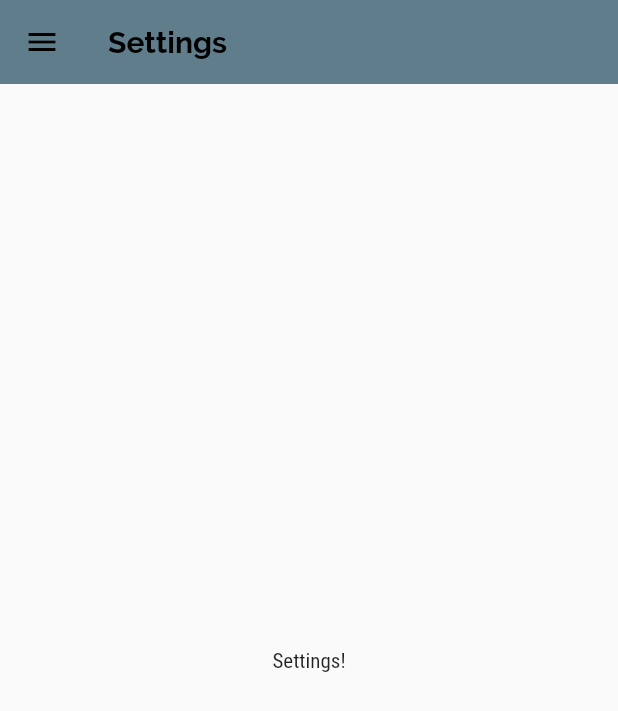
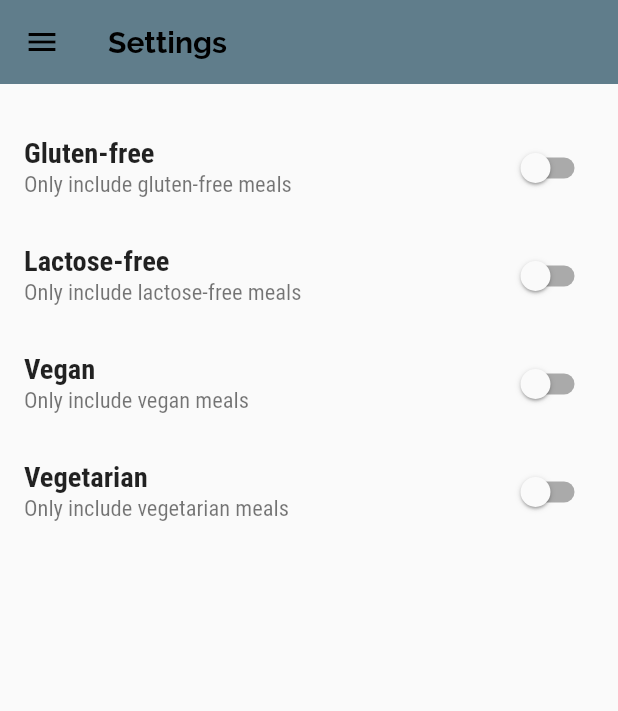
Before and after one commit to MoyinShabi/recipe-ranger-app, a Flutter app: the SettingsScreen screen opened by its route, on a phone screen of 412 x 824 dp. Shown: the top 711 px of the screen. Run offline on Flutter 3.47's test engine with Material 2 defaults, Android fonts, the phone set to English and light mode, and no system bars.

Commit message:
Implemented basic SettingsScreen UI

```diff
--- a/lib/screens/settings_screen.dart
+++ b/lib/screens/settings_screen.dart
@@ -1,22 +1,114 @@
 import 'package:flutter/material.dart';
 import 'package:recipe_ranger_app/widgets/main_drawer.dart';
 
-class SettingsScreen extends StatelessWidget {
+class SettingsScreen extends StatefulWidget {
   const SettingsScreen({super.key});
 
   static const routeName = '/settings';
 
   @override
+  State<SettingsScreen> createState() => _SettingsScreenState();
+}
+
+class _SettingsScreenState extends State<SettingsScreen> {
+  bool _glutenFree = false;
+  bool _vegetarian = false;
+  bool _vegan = false;
+  bool _lactoseFree = false;
+
+  @override
   Widget build(BuildContext context) {
     return Scaffold(
-      appBar: AppBar(
-        elevation: 0,
-        title: const Text('Settings'),
+        appBar: AppBar(
+          elevation: 0,
+          title: const Text('Settings'),
+        ),
+        drawer: const MainDrawer(),
+        body: Column(
+          children: [
+            const SizedBox(
+              height: 20,
+            ),
+            Expanded(
+              child: ListView(
+                children: [
+                  _SettingSwitch(
+                    settingTitle: 'Gluten-free',
+                    settingDescription: 'Only include gluten-free meals',
+                    currentValue: _glutenFree,
+                    updateValue: (newValue) {
+                      setState(() {
+                        _glutenFree = newValue;
+                      });
+                    },
+                  ),
+                  _SettingSwitch(
+                    settingTitle: 'Lactose-free',
+                    settingDescription: 'Only include lactose-free meals',
+                    currentValue: _lactoseFree,
+                    updateValue: (newValue) {
+                      setState(() {
+                        _lactoseFree = newValue;
+                      });
+                    },
+                  ),
+                  _SettingSwitch(
+                    settingTitle: 'Vegan',
+                    settingDescription: 'Only include vegan meals',
+                    currentValue: _vegan,
+                    updateValue: (newValue) {
+                      setState(() {
+                        _vegan = newValue;
+                      });
+                    },
+                  ),
+                  _SettingSwitch(
+                    settingTitle: 'Vegetarian',
+                    settingDescription: 'Only include vegetarian meals',
+                    currentValue: _vegetarian,
+                    updateValue: (newValue) {
+                      setState(() {
+                        _vegetarian = newValue;
+                      });
+                    },
+                  ),
+                ],
+              ),
+            ),
+          ],
+        ));
+  }
+}
+
+class _SettingSwitch extends StatelessWidget {
+  final String settingTitle;
+  final String settingDescription;
+  final bool currentValue;
+  final void Function(bool) updateValue;
+
+  const _SettingSwitch({
+    required this.settingTitle,
+    required this.settingDescription,
+    required this.currentValue,
+    required this.updateValue,
+  });
+
+  @override
+  Widget build(BuildContext context) {
+    return SwitchListTile(
+      title: Text(
+        settingTitle,
+        style: const TextStyle(
+          fontSize: 19,
+          fontWeight: FontWeight.bold,
+        ),
       ),
-      drawer: const MainDrawer(),
-      body: const Center(
-        child: Text('Settings!'),
+      subtitle: Text(
+        settingDescription,
+        style: const TextStyle(fontSize: 15),
       ),
+      value: currentValue,
+      onChanged: updateValue,
     );
   }
 }
```
